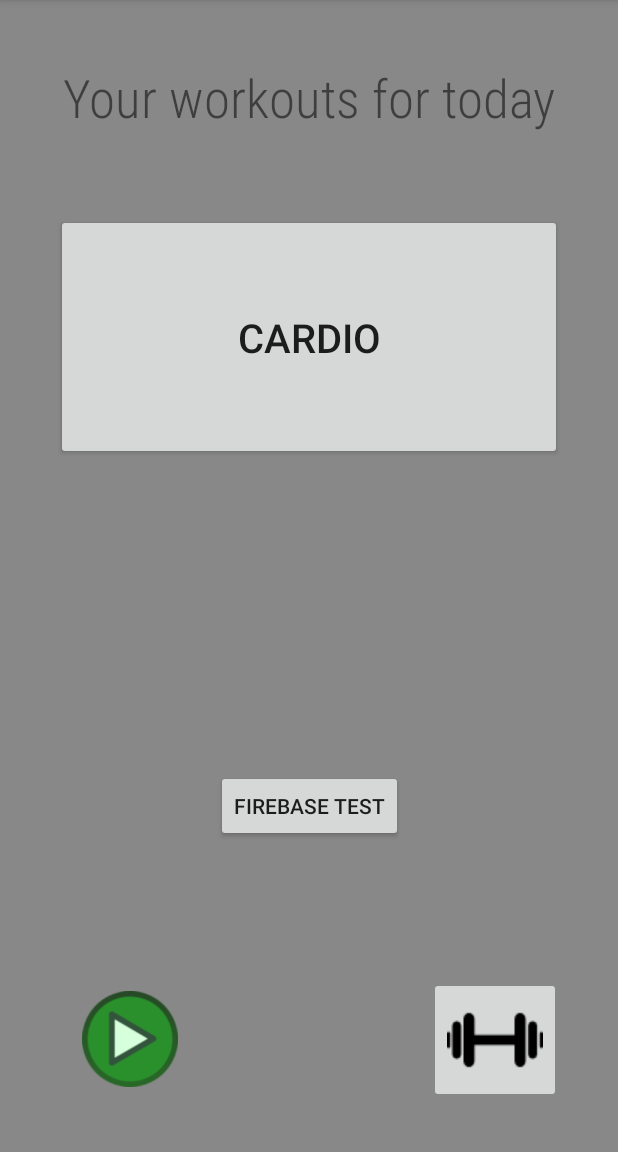
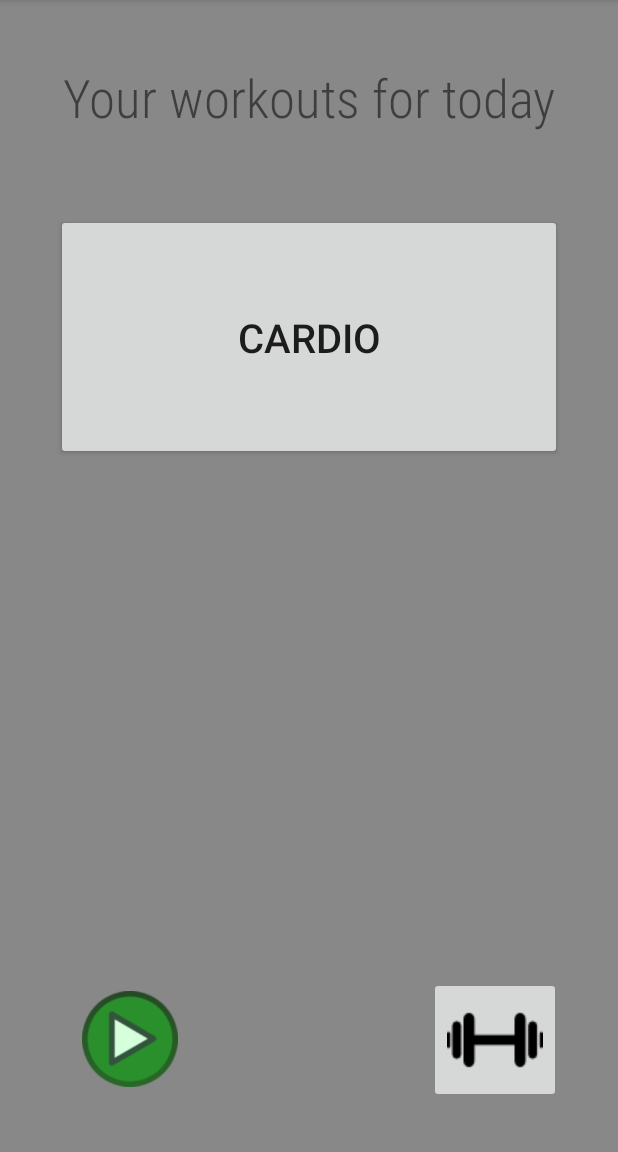
Before and after one commit to rickywychoi/HomeSweatHome, an Android app: the MainHomeActivity screen opened directly, with no data from a screen before it, on a phone screen of 412 x 824 dp, the part 84-1236 px from its top. Run offline under Robolectric (Android 15) with nearby library versions, the phone set to English and light mode, and no system bars; our stand-ins replace Firebase (no records; nobody signed in at launch, a user with empty details on screens opened directly).

Commit message:
Removed firebase test button in mainHome

```diff
--- a/app/src/main/java/com/example/homesweathome/MainHomeActivity.java
+++ b/app/src/main/java/com/example/homesweathome/MainHomeActivity.java
@@ -29,10 +29,8 @@ import com.google.firebase.database.FirebaseDatabase;
 import java.util.Date;
 
 public class MainHomeActivity extends AppCompatActivity {
-    // Button and DatabaseReference for firebase connection test
-    Button firebaseTestBtn;
     DatabaseReference database;
-    //
+
     // [START declare_auth]
     private FirebaseAuth mAuth;
     // [END declare_auth]
@@ -44,36 +42,6 @@ public class MainHomeActivity extends AppCompatActivity {
         setContentView(R.layout.activity_main_home);
         constraintLayout = findViewById(R.id.constraintLayout);
         constraintLayout.setBackgroundColor(Color.GRAY);
-
-        //
-        // Test if firebase is properly connected
-        //
-        database = FirebaseDatabase.getInstance().getReference("test");
-        firebaseTestBtn = (Button) findViewById(R.id.firebaseBtn);
-        firebaseTestBtn.setOnClickListener(new View.OnClickListener() {
-            @Override
-            public void onClick(View v) {
-                String id = database.push().getKey();
-                Task setValueTask = database.child(id).setValue("This is Test - " + new Date());
-                setValueTask.addOnSuccessListener(new OnSuccessListener() {
-                    @Override
-                    public void onSuccess(Object o) {
-                        Toast.makeText(MainHomeActivity.this,
-                                "Successfully connected to firebase", Toast.LENGTH_SHORT).show();
-                    }
-                });
-                setValueTask.addOnFailureListener(new OnFailureListener() {
-                    @Override
-                    public void onFailure(@NonNull Exception e) {
-                        Toast.makeText(MainHomeActivity.this,
-                                "Something went wrong...", Toast.LENGTH_SHORT).show();
-                    }
-                });
-            }
-        });
-        //
-        // end of firebase test
-        //
 
         // [START initialize_auth]
         // Initialize Firebase Auth
@@ -115,15 +83,6 @@ public class MainHomeActivity extends AppCompatActivity {
         mAuth.signOut();
         Toast.makeText(MainHomeActivity.this, "Successfully signed out", Toast.LENGTH_SHORT).show();
         startActivity(new Intent(MainHomeActivity.this, login_page.class));
-//        mGoogleSignInClient.signOut()
-//                .addOnCompleteListener(this, new OnCompleteListener<Void>() {
-//                    @Override
-//                    public void onComplete(@NonNull Task<Void> task) {
-//                        Toast.makeText(MainHomeActivity.this,"Successfully signed out",Toast.LENGTH_SHORT).show();
-//                        startActivity(new Intent(MainHomeActivity.this, login_page.class));
-//                        finish();
-//                    }
-//                });
     }
 
     public void switchToWorkoutList(View view) {
--- a/app/src/main/res/layout/activity_main_home.xml
+++ b/app/src/main/res/layout/activity_main_home.xml
@@ -62,14 +62,4 @@
         app:srcCompat="@drawable/dumbbell"
         android:layout_marginRight="10dp"/>
 
-    <Button
-        android:id="@+id/firebaseBtn"
-        android:layout_width="wrap_content"
-        android:layout_height="wrap_content"
-        android:text="Firebase Test"
-        app:layout_constraintBottom_toBottomOf="parent"
-        app:layout_constraintEnd_toEndOf="parent"
-        app:layout_constraintStart_toStartOf="parent"
-        app:layout_constraintTop_toBottomOf="@+id/button" />
-
 </androidx.constraintlayout.widget.ConstraintLayout>
```
